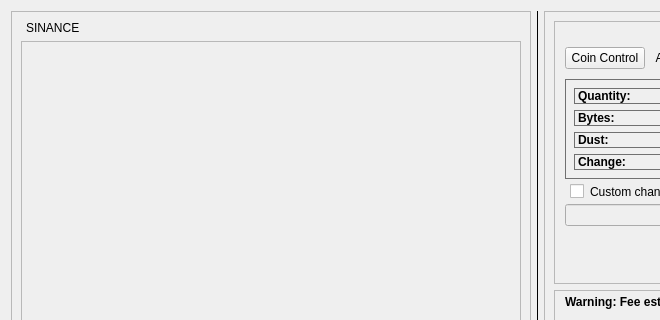
First picture: the form in src/qt/forms/depositcoinsdialog.ui, repository hardwarewise/SIN-core, before the edit; both pictures show x 0 to 660 and y 0 to 320 of the 1055 by 600 pixel window.
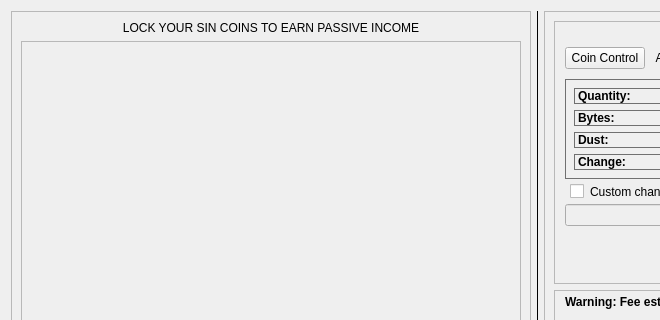
Second picture: the form after the edit. Icons and pictures are not drawn. Custom widgets are drawn as their Qt base class.

```diff
--- a/src/qt/forms/depositcoinsdialog.ui
+++ b/src/qt/forms/depositcoinsdialog.ui
@@ -28,10 +28,13 @@
         <item>
          <widget class="QLabel" name="label_3">
           <property name="text">
-           <string>SINANCE</string>
+           <string>LOCK YOUR SIN COINS TO EARN PASSIVE INCOME</string>
+          </property>
+          <property name="alignment">
+           <set>Qt::AlignCenter</set>
           </property>
           <property name="indent">
-           <number>5</number>
+           <number>-1</number>
           </property>
          </widget>
         </item>
```
